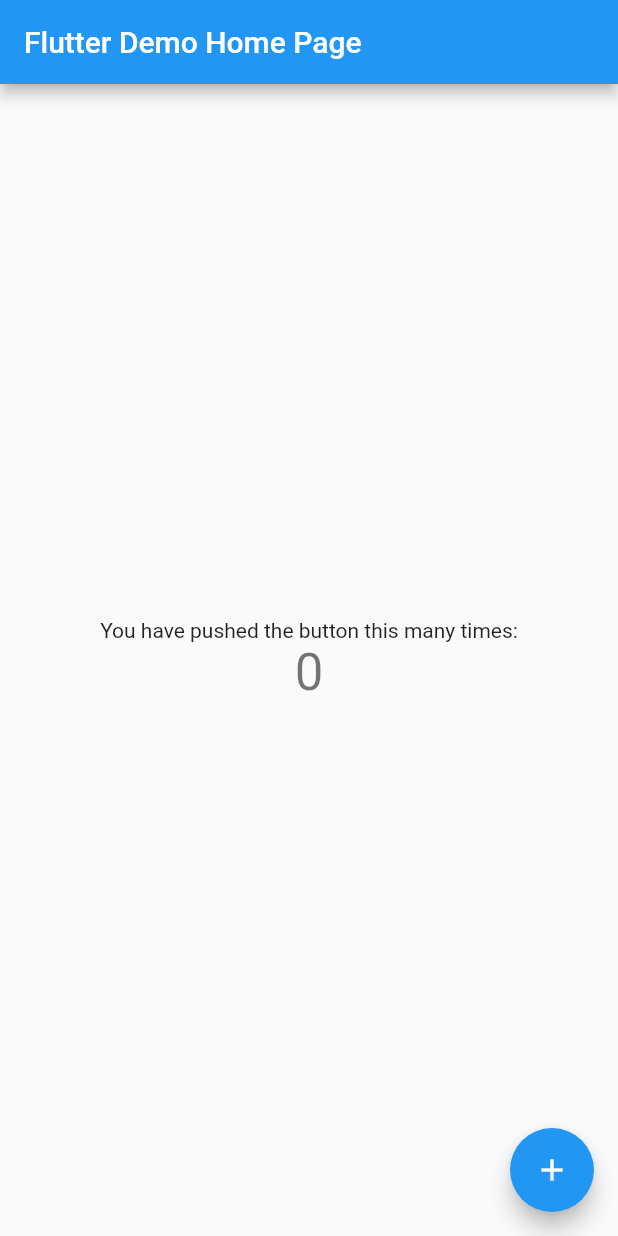
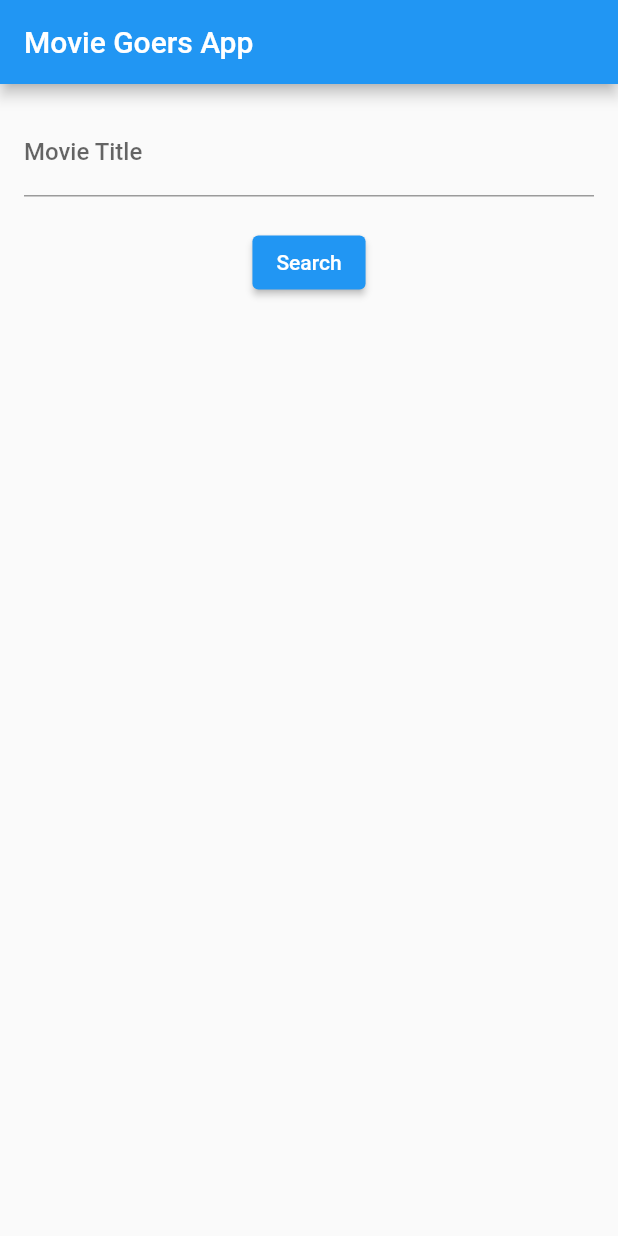
Before and after one commit to RPHertiansa/moviegoers, a Flutter app: the screen it shows after launch, on a phone screen of 412 x 824 dp. Run offline on Flutter 3.47's test engine with Material 2 defaults, Android fonts, the phone set to English and light mode, and no system bars.

Commit message:
passing data from  search screen to list screen

```diff
--- /dev/null
+++ b/lib/Requests/movierequest.dart
@@ -0,0 +1,5 @@
+import 'package:http/http.dart' as http;
+
+Future<http.Response> fetchMovies() {
+  return http.get(Uri.parse('http://www.omdbapi.com/?apikey=1b60a4ef&s='));
+}
--- /dev/null
+++ b/lib/Screens/detail.dart
@@ -0,0 +1 @@
+import 'package:flutter/material.dart';
--- /dev/null
+++ b/lib/Screens/list.dart
@@ -0,0 +1,22 @@
+import 'package:flutter/material.dart';
+
+class MovieList extends StatelessWidget {
+  final String title;
+
+  MovieList({required this.title});
+  @override
+  Widget build(BuildContext context) {
+    return Scaffold(
+      appBar: AppBar(
+        title: Text('Movie Goers App'),
+      ),
+      body: Container(
+          child: Text(
+            'HI ' + title,
+            style: TextStyle(fontSize: 40),
+          ),
+          color: Colors.green,
+          margin: EdgeInsets.all(10)),
+    );
+  }
+}
--- /dev/null
+++ b/lib/Screens/search.dart
@@ -0,0 +1,65 @@
+import 'package:flutter/material.dart';
+import './list.dart';
+
+class Search extends StatelessWidget {
+  const Search({Key? key}) : super(key: key);
+
+  static const String _title = 'Moviegoers App';
+
+  @override
+  Widget build(BuildContext context) {
+    return const MaterialApp(
+      title: _title,
+      home: SearchBar(),
+    );
+  }
+}
+
+class SearchBar extends StatefulWidget {
+  const SearchBar({Key? key}) : super(key: key);
+
+  @override
+  State<SearchBar> createState() => _SearchBarState();
+}
+
+class _SearchBarState extends State<SearchBar> {
+  TextEditingController _controller = TextEditingController();
+  // late final movieData title;
+
+  @override
+  Widget build(BuildContext context) {
+    return Scaffold(
+      appBar: AppBar(
+        title: Text('Movie Goers App'),
+      ),
+      body: Padding(
+        padding: const EdgeInsets.all(16.0),
+        child: Column(
+          children: [
+            TextField(
+              controller: _controller,
+              decoration: InputDecoration(
+                labelText: 'Movie Title',
+              ),
+            ),
+            SizedBox(height: 20),
+            ElevatedButton(
+              onPressed: () {
+                Navigator.push(context, MaterialPageRoute(builder: (context) {
+                  return MovieList(title: _controller.text);
+                }));
+              },
+              child: Text('Search'),
+            )
+          ],
+        ),
+      ),
+    );
+  }
+
+  @override
+  void dispose() {
+    _controller.dispose();
+    super.dispose();
+  }
+}
--- a/lib/main.dart
+++ b/lib/main.dart
@@ -1,4 +1,5 @@
 import 'package:flutter/material.dart';
+import 'Screens/search.dart';
 
 void main() {
   runApp(MyApp());
@@ -9,105 +10,11 @@
   @override
   Widget build(BuildContext context) {
     return MaterialApp(
-      title: 'Flutter Demo',
+      title: 'Movie Goers App',
       theme: ThemeData(
-        // This is the theme of your application.
-        //
-        // Try running your application with "flutter run". You'll see the
-        // application has a blue toolbar. Then, without quitting the app, try
-        // changing the primarySwatch below to Colors.green and then invoke
-        // "hot reload" (press "r" in the console where you ran "flutter run",
-        // or simply save your changes to "hot reload" in a Flutter IDE).
-        // Notice that the counter didn't reset back to zero; the application
-        // is not restarted.
         primarySwatch: Colors.blue,
       ),
-      home: MyHomePage(title: 'Flutter Demo Home Page'),
+      home: Search(),
     );
   }
 }
-
-class MyHomePage extends StatefulWidget {
-  MyHomePage({Key? key, required this.title}) : super(key: key);
-
-  // This widget is the home page of your application. It is stateful, meaning
-  // that it has a State object (defined below) that contains fields that affect
-  // how it looks.
-
-  // This class is the configuration for the state. It holds the values (in this
-  // case the title) provided by the parent (in this case the App widget) and
-  // used by the build method of the State. Fields in a Widget subclass are
-  // always marked "final".
-
-  final String title;
-
-  @override
-  _MyHomePageState createState() => _MyHomePageState();
-}
-
-class _MyHomePageState extends State<MyHomePage> {
-  int _counter = 0;
-
-  void _incrementCounter() {
-    setState(() {
-      // This call to setState tells the Flutter framework that something has
-      // changed in this State, which causes it to rerun the build method below
-      // so that the display can reflect the updated values. If we changed
-      // _counter without calling setState(), then the build method would not be
-      // called again, and so nothing would appear to happen.
-      _counter++;
-    });
-  }
-
-  @override
-  Widget build(BuildContext context) {
-    // This method is rerun every time setState is called, for instance as done
-    // by the _incrementCounter method above.
-    //
-    // The Flutter framework has been optimized to make rerunning build methods
-    // fast, so that you can just rebuild anything that needs updating rather
-    // than having to individually change instances of widgets.
-    return Scaffold(
-      appBar: AppBar(
-        // Here we take the value from the MyHomePage object that was created by
-        // the App.build method, and use it to set our appbar title.
-        title: Text(widget.title),
-      ),
-      body: Center(
-        // Center is a layout widget. It takes a single child and positions it
-        // in the middle of the parent.
-        child: Column(
-          // Column is also a layout widget. It takes a list of children and
-          // arranges them vertically. By default, it sizes itself to fit its
-          // children horizontally, and tries to be as tall as its parent.
-          //
-          // Invoke "debug painting" (press "p" in the console, choose the
-          // "Toggle Debug Paint" action from the Flutter Inspector in Android
-          // Studio, or the "Toggle Debug Paint" command in Visual Studio Code)
-          // to see the wireframe for each widget.
-          //
-          // Column has various properties to control how it sizes itself and
-          // how it positions its children. Here we use mainAxisAlignment to
-          // center the children vertically; the main axis here is the vertical
-          // axis because Columns are vertical (the cross axis would be
-          // horizontal).
-          mainAxisAlignment: MainAxisAlignment.center,
-          children: <Widget>[
-            Text(
-              'You have pushed the button this many times:',
-            ),
-            Text(
-              '$_counter',
-              style: Theme.of(context).textTheme.headline4,
-            ),
-          ],
-        ),
-      ),
-      floatingActionButton: FloatingActionButton(
-        onPressed: _incrementCounter,
-        tooltip: 'Increment',
-        child: Icon(Icons.add),
-      ), // This trailing comma makes auto-formatting nicer for build methods.
-    );
-  }
-}
--- /dev/null
+++ b/lib/models/movies.dart
@@ -0,0 +1,5 @@
+class movieData {
+  late String title;
+
+  movieData({required this.title});
+}
```
Also changed, not shown: pubspec.yaml (+6 -1 lines), fonts/Roboto.ttf (added), pubspec.lock.
